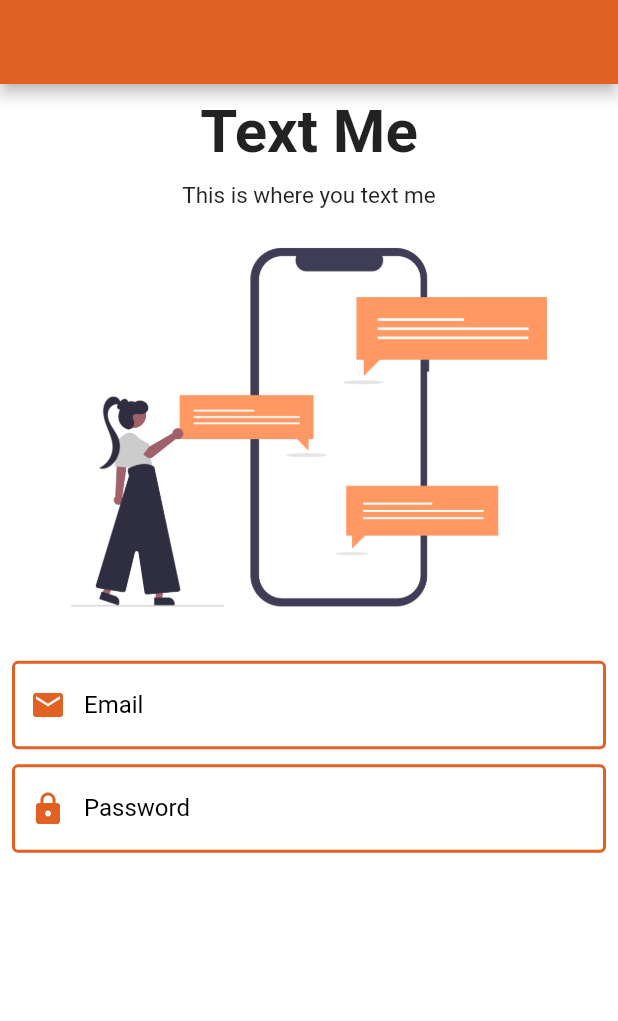
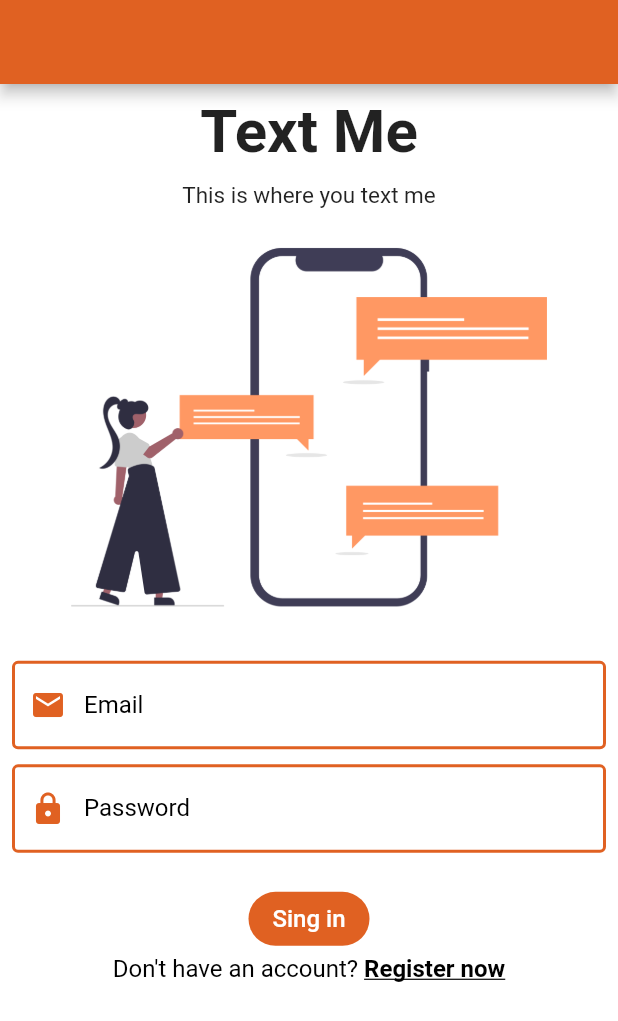
Before and after one commit to abskshrestha/ChatAppFirebase, a Flutter app: the screen it shows after launch, on a phone screen of 412 x 824 dp. Shown: the top 1021 px of the screen. Run offline on Flutter 3.47's test engine with Material 2 defaults, Android fonts, the phone set to English and light mode, and no system bars; our stand-ins replace firebase_core, shared_preferences; accounts and stored records are empty.

Commit message:
login page UI complted

```diff
--- a/lib/auth/login_page.dart
+++ b/lib/auth/login_page.dart
@@ -1,4 +1,6 @@
-import 'package:chatapp_firebase/widgets/widgets.dart';
+import '../auth/register_page.dart';
+import '../widgets/widgets.dart';
+import 'package:flutter/gestures.dart';
 import 'package:flutter/material.dart';
 
 class LoginPage extends StatefulWidget {
@@ -56,6 +58,13 @@ class _LoginPageState extends State<LoginPage> {
                           email = val;
                         });
                       },
+                      validator: (val) {
+                        return RegExp(
+                                    r"^[a-zA-Z0-9.a-zA-Z0-9.!#$%&'*+-/=?^_`{|}~]+@[a-zA-Z0-9]+\.[a-zA-Z]+")
+                                .hasMatch(val!)
+                            ? null
+                            : "Please provide a valid email";
+                      },
                     ),
                     const SizedBox(height: 10),
                     TextFormField(
@@ -68,17 +77,69 @@ class _LoginPageState extends State<LoginPage> {
                           color: Theme.of(context).primaryColor,
                         ),
                       ),
+                      validator: (val) {
+                        if (val!.length < 6) {
+                          return 'Password must be at least 6 characters';
+                        } else {
+                          return null;
+                        }
+                      },
                       onChanged: (val) {
                         setState(() {
                           password = val;
                         });
                       },
                     ),
+                    const SizedBox(height: 20),
+                    SizedBox(
+                      child: ElevatedButton(
+                        style: ElevatedButton.styleFrom(
+                          backgroundColor: Theme.of(context).primaryColor,
+                          shape: RoundedRectangleBorder(
+                            borderRadius: BorderRadius.circular(30),
+                          ),
+                          elevation: 0,
+                        ),
+                        onPressed: () {},
+                        child: const Text(
+                          'Sing in',
+                          style: TextStyle(
+                            color: Colors.white,
+                            fontSize: 16,
+                          ),
+                        ),
+                      ),
+                    ),
+                    Text.rich(
+                      TextSpan(
+                        text: 'Don\'t have an account? ',
+                        style: const TextStyle(
+                          color: Colors.black,
+                          fontSize: 16,
+                        ),
+                        children: <TextSpan>[
+                          TextSpan(
+                            text: 'Register now',
+                            style: const TextStyle(
+                              color: Colors.black,
+                              fontSize: 16,
+                              fontWeight: FontWeight.bold,
+                              decoration: TextDecoration.underline,
+                            ),
+                            recognizer: TapGestureRecognizer()
+                              ..onTap = () {
+                                nextScreen(context, const RegisterPage());
+                                // navigate to desired screen
+                              },
+                          ),
                         ],
                       ),
                     ),
+                  ]),
             ),
-          )),
+          ),
+        ),
+      ),
     );
   }
 }
```
Also changed, not shown: lib/auth/register_page.dart (added, +19 -0 lines), lib/widgets/widgets.dart (+8 -0 lines). Lines whose indentation alone changed are shown as unchanged.
